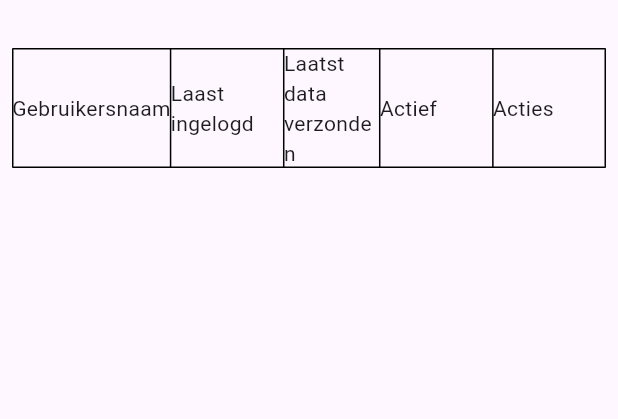
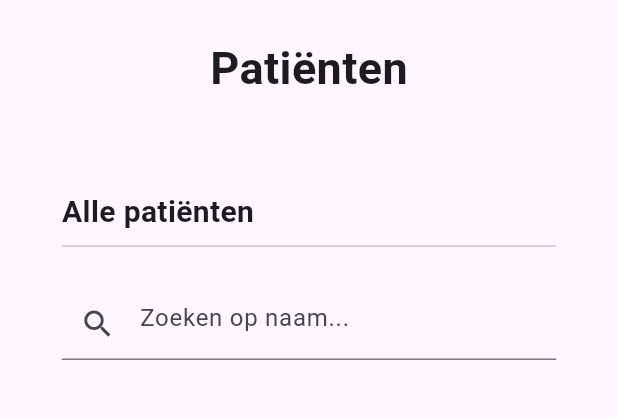
Before and after one commit to Thomas-More-Digital-Innovation/2324-MOBI-012-Monitoringapplicatie-Web-App, a Flutter app: the Patient screen opened by its route, on a phone screen of 412 x 824 dp, the part 93-512 px from its top. Run offline on Flutter 3.47's test engine with Material 3 defaults, Android fonts, the phone set to English and light mode, and no system bars; our stand-ins replace cloud_firestore, firebase_auth, firebase_core, fl_chart, syncfusion_flutter_charts; accounts and stored records are empty.

Commit message:
patient page almost done

```diff
--- a/code/monitoringapplicatie_web_app/lib/pages/patient.dart
+++ b/code/monitoringapplicatie_web_app/lib/pages/patient.dart
@@ -1,6 +1,7 @@
 import 'package:flutter/material.dart';
 import 'package:cloud_firestore/cloud_firestore.dart';
 import 'package:monitoringapplicatie_web_app/pages/nav_web.dart';
+import 'package:monitoringapplicatie_web_app/pages/quat_page.dart';
 
 class Patient extends StatefulWidget {
   const Patient({Key? key}) : super(key: key);
@@ -11,10 +12,18 @@ class Patient extends StatefulWidget {
 
 class _PatientState extends State<Patient> {
   Map<String, List<String>> userSensors = {};
+  late TextEditingController _searchController;
+
   @override
   void initState() {
     super.initState();
-    getSensorDataWithHighestSessionNumber();
+    _searchController = TextEditingController();
+  }
+
+  @override
+  void dispose() {
+    _searchController.dispose();
+    super.dispose();
   }
 
   @override
@@ -24,73 +33,130 @@ class _PatientState extends State<Patient> {
         child: Column(
           children: [
             const Padding(
-              padding: EdgeInsets.all(15),
-              child: Nav(),
+              padding: const EdgeInsets.all(15),
+              child: Column(
+                children: [
+                  Nav(),
+                ],
               ),
-            FutureBuilder<QuerySnapshot>(
+            ),
+            Column(
+              children: [
+                const Text(
+                  'Patiënten',
+                  style: TextStyle(fontSize: 30, fontWeight: FontWeight.bold),
+                ),
+                const SizedBox(height: 60),
+                Center(
+                  child: FractionallySizedBox(
+                    widthFactor: 0.8,
+                    child: Row(
+                      children: [
+                        Expanded(
+                          flex: 4,
+                          child: Column(
+                            crossAxisAlignment: CrossAxisAlignment.start,
+                            mainAxisSize: MainAxisSize.min,
+                            children: [
+                              const Text(
+                                'Alle patiënten',
+                                style: TextStyle(
+                                    fontSize: 20, fontWeight: FontWeight.bold),
+                                textAlign: TextAlign.left,
+                              ),
+                              const Divider(),
+                              const SizedBox(height: 20),
+                              TextField(
+                                controller: _searchController,
+                                decoration: const InputDecoration(
+                                  hintText: 'Zoeken op naam...',
+                                  prefixIcon: Icon(Icons.search),
+                                ),
+                                onChanged: (value) {
+                                  setState(
+                                      () {}); // Om de lijst opnieuw te bouwen wanneer de zoektekst verandert
+                                },
+                              ),
+                              Container(
+                                height: 400,
+                                child: FutureBuilder<QuerySnapshot>(
                                   future: getPatienten(),
                                   builder: (context, snapshot) {
-                if (snapshot.connectionState == ConnectionState.waiting) {
-                  return Center(child: CircularProgressIndicator());
-                } else {
-                  if (snapshot.hasError) {
-                    return Center(child: Text('Error: ${snapshot.error}'));
-                  } else {
-                    final patients = snapshot.data!.docs;
-                    return Padding(
-                      padding: const EdgeInsets.all(8.0),
-                      child: Table(
-                        border: TableBorder.all(),
-                        columnWidths: const <int, TableColumnWidth>{
-                          0: IntrinsicColumnWidth(),
-                          2: FixedColumnWidth(64),
-                        },
-                        defaultVerticalAlignment:
-                            TableCellVerticalAlignment.middle,
+                                    if (snapshot.connectionState ==
+                                        ConnectionState.waiting) {
+                                      return Center(
+                                        child: CircularProgressIndicator(),
+                                      );
+                                    }
+                                    final patienten = snapshot.data!.docs;
+                                    var filteredPatienten =
+                                        patienten.where((patient) {
+                                      String name = patient['name']
+                                          .toString()
+                                          .toLowerCase();
+                                      String searchTerm =
+                                          _searchController.text.toLowerCase();
+                                      return name.contains(searchTerm);
+                                    }).toList();
+                                    return ListView.builder(
+                                      itemCount: filteredPatienten.length,
+                                      itemBuilder: (context, index) {
+                                        var patient = filteredPatienten[index];
+                                        return Card(
+                                          child: ListTile(
+                                            title: Text(
+                                              patient['name'],
+                                              style: TextStyle(
+                                                  fontSize: 20,
+                                                  fontWeight: FontWeight.bold),
+                                            ),
+                                            subtitle: Column(
+                                              crossAxisAlignment:
+                                                  CrossAxisAlignment.start,
                                               children: [
-                          const TableRow(
-                            children: <Widget>[
-                              Expanded(flex: 2, child: Text('Gebruikersnaam')),
-                              Expanded(flex: 2, child: Text('Laast ingelogd')),
-                              Expanded(
-                                  flex: 2,
-                                  child: Text('Laatst data verzonden')),
-                              Expanded(
-                                flex: 2,
-                                child: Text("Actief"),
+                                                Text(
+                                                  'Laatst aangemeld: ${_getLastSignedIn(patient['lastSignedIn'])}',
+                                                  style:
+                                                      TextStyle(fontSize: 15),
                                                 ),
-                              Expanded(flex: 1, child: Text("Acties")),
+                                                Text(
+                                                  'Laatst data verstuurd: ${_getLastDataSend(patient['lastDataSend'])}',
+                                                  style:
+                                                      TextStyle(fontSize: 15),
+                                                ),
+                                                Text(
+                                                    'Actief : ${patient['isSignedIn'] ? 'Ja' : 'Neen'}')
                                               ],
                                             ),
-                          for (var patient in patients)
-                            TableRow(
-                              children: [
-                                Expanded(
-                                    flex: 2,
-                                    child: Text(patient['name'].toString())),
-                                Expanded(
-                                    flex: 2,
-                                    child: Text(_getLastSignedIn(
-                                        patient['lastSignedIn']))),
-                                Expanded(
-                                    flex: 2,
-                                    child: Text(_getLastDataSend(
-                                        patient['lastDataSend']))),
-                                Expanded(
-                                    flex: 2,
-                                    child: Text(patient['isSignedIn'] == true
-                                        ? "Ja"
-                                        : "Nee")),
-                                Expanded(flex: 1, child: Text("Actions")),
+                                            trailing: ElevatedButton(
+                                              onPressed: () {
+                                                Navigator.push(
+                                                    context,
+                                                    MaterialPageRoute(
+                                                        builder: (context) =>
+                                                            const QuatPage(
+                                                                title:
+                                                                    "Quat Page")));
+                                              },
+                                              child:
+                                                  const Text('QUAT bekijken'),
+                                            ),
+                                          ),
+                                        );
+                                      },
+                                    );
+                                  },
+                                ),
+                              )
                             ],
                           ),
+                        )
                       ],
                     ),
-                    );
-                  }
-                }
-              },
                   ),
+                )
+              ],
+            )
           ],
         ),
       ),
@@ -143,41 +209,4 @@ class _PatientState extends State<Patient> {
       throw e;
     }
   }
-
-  Future<Map<String, String>> getSensorDataWithHighestSessionNumber() async {
-    Map<String, String> userLatestSession = {};
-
-    try {
-      QuerySnapshot patientenSnapshot = await getPatienten();
-
-      for (QueryDocumentSnapshot patientSnapshot in patientenSnapshot.docs) {
-        String userId = patientSnapshot['userId'];
-        String patientID = patientSnapshot.id;
-        // Query om alleen de documenten met de hoogste lastSessionNumber te krijgen
-        QuerySnapshot sensorsSnapshot = await FirebaseFirestore.instance
-            .collection('sd-dummy-users/$patientID/sensors')
-            .orderBy('lastSessionNumber', descending: true)
-            .limit(1)
-            .get();
-
-        if (sensorsSnapshot.docs.isNotEmpty) {
-          String highestSessionNumberDocId = sensorsSnapshot.docs.first.id;
-          sensorsSnapshot.docs.first['lastSessionNumber'];
-          int highestSessionNumber =
-              sensorsSnapshot.docs.first['lastSessionNumber'];
-          userLatestSession[userId] =
-              '$highestSessionNumberDocId (LastSessionNumber: $highestSessionNumber)';
-        } else {
-          userLatestSession[userId] = 'Geen sensorgegevens gevonden';
 }
-      }
-      // Print de map buiten de loop om de volledige map te zien
-      print('Laatste sessienummers per gebruiker: $userLatestSession');
-
-      return userLatestSession;
-    } catch (e) {
-      print('Fout bij het ophalen van sensorgegevens: $e');
-      throw e;
-    }
-  }
-}
```
Also changed, not shown: code/monitoringapplicatie_web_app/pubspec.lock, 2 other files. Lines whose indentation alone changed are shown as unchanged.
